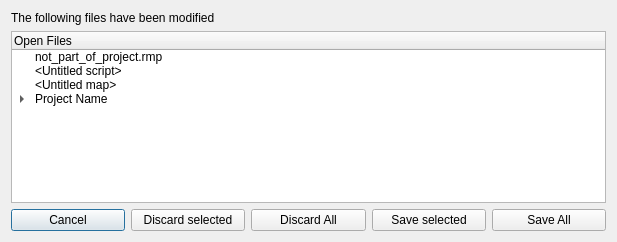
First picture: the form in modifiedfilesdialog.ui, repository Eggbertx/QtSphere-IDE, before the edit.
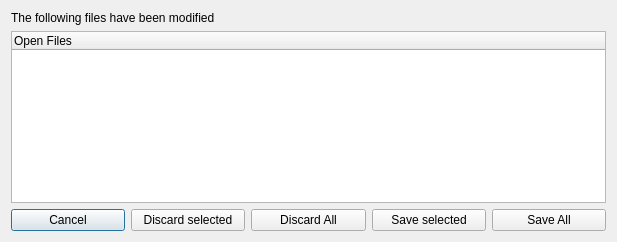
Second picture: the form after the edit.

The edit to the form file:
```diff
--- a/modifiedfilesdialog.ui
+++ b/modifiedfilesdialog.ui
@@ -36,41 +36,6 @@
          <string>Open Files</string>
         </property>
        </column>
-       <item>
-        <property name="text">
-         <string>not_part_of_project.rmp</string>
-        </property>
-       </item>
-       <item>
-        <property name="text">
-         <string>&lt;Untitled script&gt;</string>
-        </property>
-       </item>
-       <item>
-        <property name="text">
-         <string>&lt;Untitled map&gt;</string>
-        </property>
-       </item>
-       <item>
-        <property name="text">
-         <string>Project Name</string>
-        </property>
-        <item>
-         <property name="text">
-          <string>scripts/main.js</string>
-         </property>
-        </item>
-        <item>
-         <property name="text">
-          <string>spritesets/player.rss</string>
-         </property>
-        </item>
-        <item>
-         <property name="text">
-          <string>maps/field.rmp</string>
-         </property>
-        </item>
-       </item>
       </widget>
      </item>
      <item>
```
